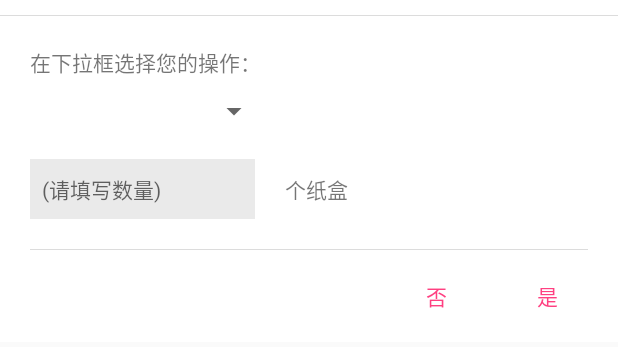
After one commit to XunselF/X8hot_Os, an Android app: the layout activity_work_order.xml on its own in the app's theme, with its tools: preview values and no code run, on a phone screen of 412 x 824 dp. The commit adds this screen. Shown: the top 347 px of the screen. Run offline under Robolectric (Android 15) with nearby library versions, the phone set to English and light mode, and no system bars.

Commit message:
add workOrderactivity about add box workOrder

```diff
--- a/app/src/main/AndroidManifest.xml
+++ b/app/src/main/AndroidManifest.xml
@@ -24,7 +24,10 @@
             android:name=".MainActivity"
             android:windowSoftInputMode="adjustPan" />
         <activity android:name=".BoxAboutActivity" />
-        <activity android:name=".AddBoxsActivity"></activity>
+        <activity android:name=".AddBoxsActivity" />
+        <activity android:name=".WorkOrderActivity"
+            android:theme="@style/AlertDialogNoActionBar"
+            android:label="提交工单"></activity>
     </application>
 
 </manifest>
--- a/app/src/main/assets/litepal.xml
+++ b/app/src/main/assets/litepal.xml
@@ -1,8 +1,9 @@
 <?xml version="1.0" encoding="utf-8" ?>
     <litepal>
     <dbname value="BookStore"></dbname>
-    <version value="1"></version>
+    <version value="2"></version>
     <list>
         <mapping class="com.example.xunself.x8hot_os.Box"></mapping>
+        <mapping class="com.example.xunself.x8hot_os.WorkOrder"></mapping>
     </list>
 </litepal>
--- a/app/src/main/java/com/example/xunself/x8hot_os/AddBoxsActivity.java
+++ b/app/src/main/java/com/example/xunself/x8hot_os/AddBoxsActivity.java
@@ -6,6 +6,7 @@ import android.support.v7.app.AlertDialog;
 import android.support.v7.app.AppCompatActivity;
 import android.os.Bundle;
 import android.support.v7.widget.LinearLayoutManager;
+import android.support.v7.widget.Toolbar;
 import android.view.MenuItem;
 import android.view.View;
 import android.view.Window;
@@ -24,6 +25,7 @@ import java.util.Date;
 
 public class AddBoxsActivity extends AppCompatActivity implements View.OnClickListener{
 
+    private Toolbar AddBoxs_toolbar;
     private LinearLayout addBoxLayout;
     private TextView welcome_1;
     private TextView welcome_2;
@@ -61,6 +63,8 @@ public class AddBoxsActivity extends AppCompatActivity implements View.OnClickLi
      * 初始化
      */
     private void init(){
+        AddBoxs_toolbar = (Toolbar) findViewById(R.id.addbox_toolbar);
+        setSupportActionBar(AddBoxs_toolbar);
         welcome_1 = (TextView) findViewById(R.id.welcome_1);
         welcome_2 = (TextView) findViewById(R.id.welcome_2);
         addBoxLayout = (LinearLayout) findViewById(R.id.add_boxs_layout);
--- a/app/src/main/res/layout/activity_box_about.xml
+++ b/app/src/main/res/layout/activity_box_about.xml
@@ -242,6 +242,7 @@
 
 
     <LinearLayout
+        android:orientation="vertical"
         android:layout_width="match_parent"
         android:layout_height="match_parent"
         android:background="#e7e7e7">
@@ -256,6 +257,11 @@
                 android:text="该纸箱工单记录"
                 android:layout_margin="10dp"/>
     </LinearLayout>
+        <android.support.v7.widget.RecyclerView
+            android:id="@+id/box_about_item_recyclerview"
+            android:layout_width="match_parent"
+            android:layout_height="wrap_content">
+        </android.support.v7.widget.RecyclerView>
     </LinearLayout>
 
 </LinearLayout>
--- /dev/null
+++ b/app/src/main/res/layout/activity_work_order.xml
@@ -0,0 +1,84 @@
+<?xml version="1.0" encoding="utf-8"?>
+<LinearLayout xmlns:android="http://schemas.android.com/apk/res/android"
+    android:orientation="vertical"
+    android:layout_width="match_parent"
+    android:layout_height="wrap_content"
+    android:background="#fff"
+   >
+    <View
+        android:layout_width="match_parent"
+        android:layout_height="0.1dp"
+        android:background="#dcdcdc"
+        android:layout_marginTop="10dp"/>
+    <LinearLayout
+        android:orientation="vertical"
+        android:layout_width="match_parent"
+        android:layout_height="wrap_content"
+        android:padding="20dp">
+        <TextView
+            android:text="在下拉框选择您的操作："
+            android:layout_width="wrap_content"
+            android:layout_height="wrap_content" />
+        <Spinner
+            android:layout_width="160dp"
+            android:layout_height="match_parent"
+            android:id="@+id/opera_spinner"
+            android:layout_marginTop="10dp"
+            />
+        <LinearLayout
+            android:layout_width="match_parent"
+            android:layout_height="40dp"
+            android:layout_marginTop="20dp">
+
+            <EditText
+                android:id="@+id/work_order_inputNum"
+                android:layout_width="150dp"
+                android:layout_height="match_parent"
+                android:background="#eaeaea"
+                android:hint="(请填写数量)"
+                android:digits="1234567890"
+                android:inputType="number"
+                android:maxLength="10"
+                android:maxLines="1"
+                android:padding="8dp"
+                android:textSize="14dp" />
+
+            <TextView
+                android:id="@+id/work_order_changeText"
+                android:text="个纸盒"
+                android:layout_marginLeft="20dp"
+                android:layout_gravity="center"
+                android:layout_width="wrap_content"
+                android:layout_height="wrap_content" />
+        </LinearLayout>
+
+        <View
+            android:layout_width="match_parent"
+            android:layout_height="0.1dp"
+            android:background="#dcdcdc"
+            android:layout_marginTop="20dp"/>
+        <LinearLayout
+            android:layout_gravity="right"
+            android:layout_width="wrap_content"
+            android:layout_height="wrap_content"
+            android:layout_marginTop="20dp"
+            android:layout_marginRight="10dp">
+            <TextView
+                android:id="@+id/work_order_return"
+                android:text="否"
+                android:textColor="@color/colorAccent"
+                android:layout_marginRight="60dp"
+                android:layout_width="wrap_content"
+                android:layout_height="wrap_content" />
+            <TextView
+                android:id="@+id/work_order_commit"
+                android:text="是"
+                android:textColor="@color/colorAccent"
+                android:layout_marginRight="10dp"
+                android:layout_width="wrap_content"
+                android:layout_height="wrap_content" />
+        </LinearLayout>
+    </LinearLayout>
+
+
+</LinearLayout>
--- /dev/null
+++ b/app/src/main/res/layout/box_about_item.xml
@@ -0,0 +1,6 @@
+<?xml version="1.0" encoding="utf-8"?>
+<LinearLayout xmlns:android="http://schemas.android.com/apk/res/android"
+    android:orientation="vertical" android:layout_width="match_parent"
+    android:layout_height="wrap_content">
+
+</LinearLayout>
--- a/app/src/main/res/values/styles.xml
+++ b/app/src/main/res/values/styles.xml
@@ -18,4 +18,8 @@
         <item name="colorAccent">@color/colorAccent</item>
     </style>
 
+    <style name="AlertDialogNoActionBar" parent="Theme.AppCompat.Light.Dialog.Alert">
+        <item name="android:windowNoTitle">true</item>
+    </style>
+
 </resources>
```
Also changed, not shown: app/src/main/java/com/example/xunself/x8hot_os/Box.java (+35 -0 lines), app/src/main/java/com/example/xunself/x8hot_os/BoxsFragment.java (+11 -2 lines), app/src/main/java/com/example/xunself/x8hot_os/WorkOrder.java (added, +49 -0 lines), app/src/main/java/com/example/xunself/x8hot_os/WorkOrderActivity.java (added, +170 -0 lines), app/src/main/res/layout/activity_add_boxs.xml (+4 -4 lines).
